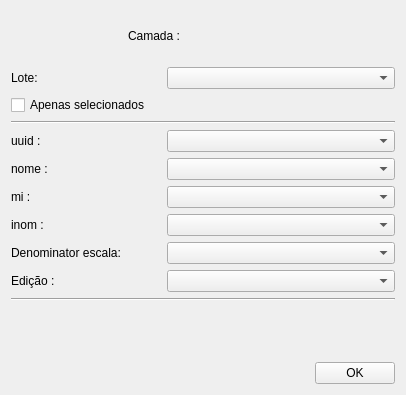
Qt form uis/createProduct.ui (dsgoficial/SAP_Gerente) before a commit.
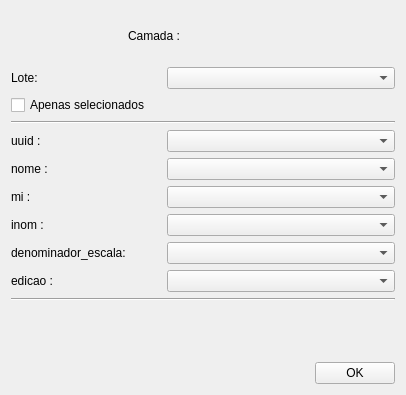
The same form after that commit.

Patch:
```diff
--- a/uis/createProduct.ui
+++ b/uis/createProduct.ui
@@ -240,7 +240,7 @@
         </size>
        </property>
        <property name="text">
-        <string>Denominator escala:</string>
+        <string>denominador_escala:</string>
        </property>
       </widget>
      </item>
@@ -299,7 +299,7 @@
         </size>
        </property>
        <property name="text">
-        <string>Edição :</string>
+        <string>edicao :</string>
        </property>
       </widget>
      </item>
```
